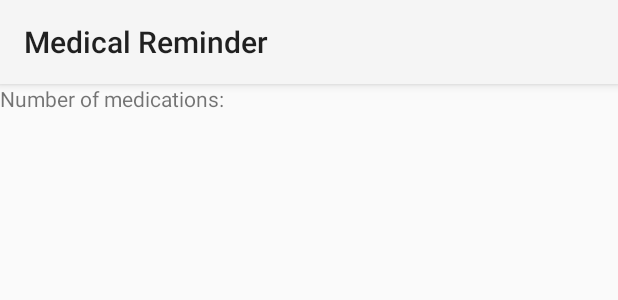
After one commit to draskosaric/MedicalReminder, an Android app: the layout layout_list_alarms.xml on its own in the app's theme, with its tools: preview values and no code run, on a phone screen of 412 x 824 dp. The commit adds this screen. Shown: the top 300 px of the screen. Run offline under Robolectric (Android 15) with nearby library versions, the phone set to English and light mode, and no system bars.

Commit message:
Setting FrameLayout in order to provide floating action button functionality, inclusion of one layout file to another, setting RelativeLayout, etc...

```diff
--- /dev/null
+++ b/app/src/main/res/layout/layout_list_alarms.xml
@@ -0,0 +1,28 @@
+<?xml version="1.0" encoding="utf-8"?>
+<RelativeLayout xmlns:android="http://schemas.android.com/apk/res/android"
+    android:layout_width="match_parent" android:layout_height="match_parent">
+
+    <TextView
+        android:id="@+id/label_number_of_alarms"
+        android:layout_width="wrap_content"
+        android:layout_height="wrap_content"
+        android:layout_alignParentTop="true"
+        android:text="@string/label_number_of_alarms"
+        />
+
+    <TextView
+        android:id="@+id/number_of_alarms"
+        android:layout_width="wrap_content"
+        android:layout_height="wrap_content"
+        android:layout_alignParentTop="true"
+        android:layout_toRightOf="@+id/label_number_of_alarms"
+        />
+
+    <ListView
+        android:id="@+id/list_of_alarms"
+        android:layout_width="wrap_content"
+        android:layout_height="match_parent"
+        android:layout_below="@id/label_number_of_alarms"
+        ></ListView>
+
+</RelativeLayout>
--- a/app/src/main/res/values/strings.xml
+++ b/app/src/main/res/values/strings.xml
@@ -4,6 +4,9 @@
     <string name="app_name">Medical Reminder</string>
     <string name="hello_world">Hello world!</string>
     <string name="action_settings">Settings</string>
-    <string name="blog_rules">This blog really rulez! :)</string>
+    <string name="add_button_title">+</string>
+
+    <string name="label_number_of_alarms">Number of medications:</string>
+    <string name="none">none</string>
 
 </resources>
```
Also changed, not shown: app/src/main/java/buildingandroidapps/com/medicalreminder/MainActivity.java (+8 -4 lines), app/src/main/res/layout/activity_main.xml (+10 -6 lines).
